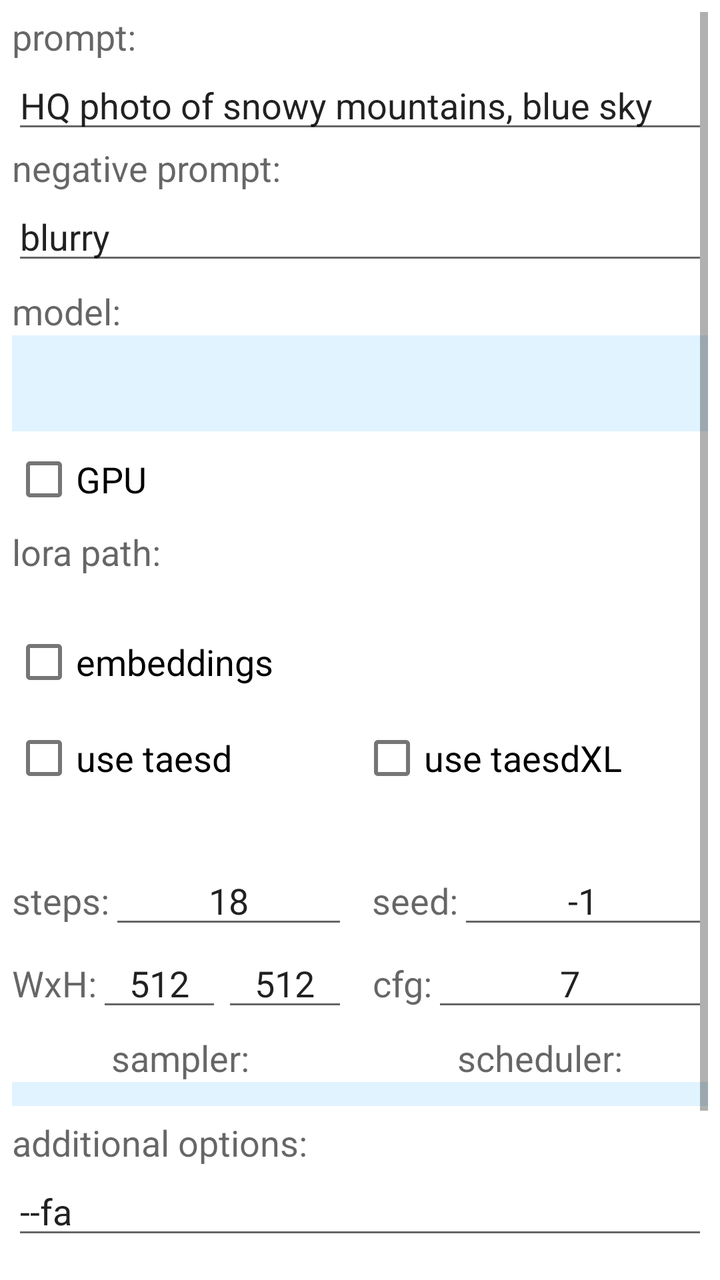
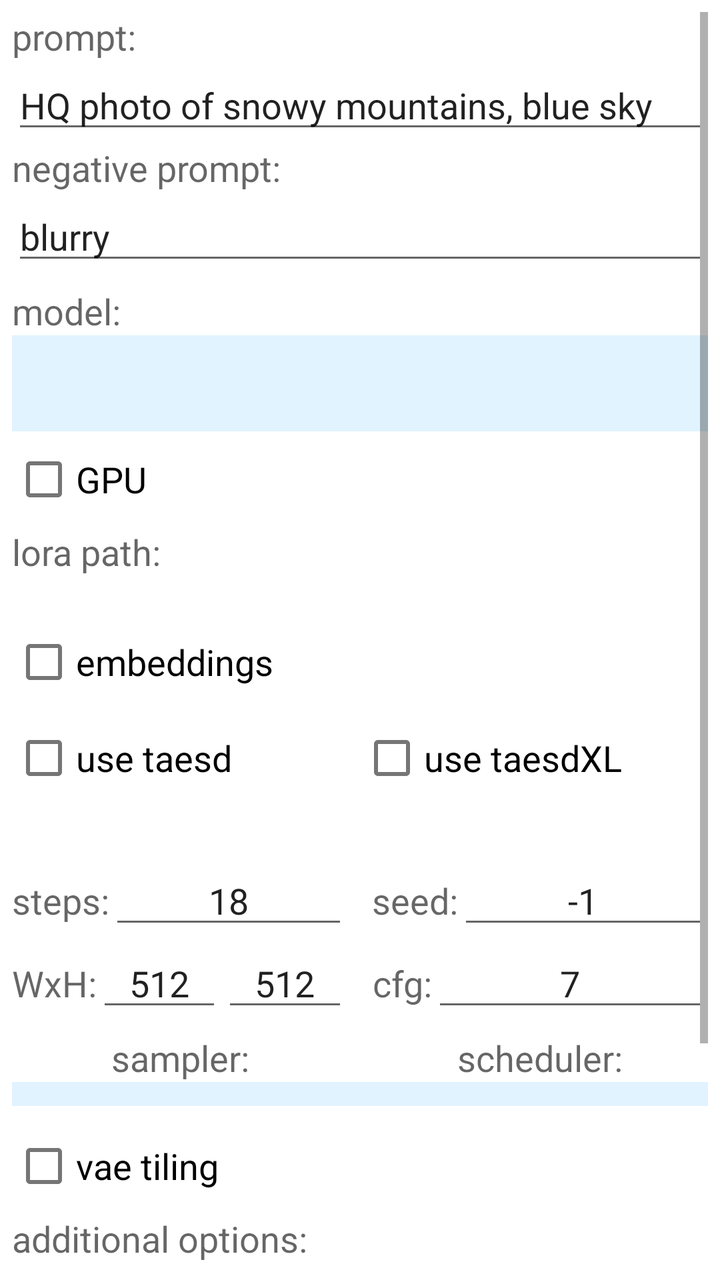

Two renders of the same Android screen: before a commit and after it. Below are the layout's source before the change and the commit's diff.
<!-- AndroidManifest.xml: application theme MyApplication -->
<!-- res/layout/activity_main.xml -->
<?xml version="1.0" encoding="utf-8"?>

<LinearLayout xmlns:android="http://schemas.android.com/apk/res/android"
    xmlns:tools="http://schemas.android.com/tools"
    android:layout_width="fill_parent"
    android:layout_height="fill_parent"
    android:orientation="horizontal">

    <ScrollView
        android:id="@+id/wrapperView"
        android:layout_width="match_parent"
        android:layout_height="match_parent"
        android:padding="6dp">

        <LinearLayout
            android:layout_width="match_parent"
            android:layout_height="wrap_content"
            android:orientation="vertical">

            <LinearLayout
                android:layout_width="match_parent"
                android:layout_height="wrap_content"
                android:layout_marginBottom="0dp"
                android:orientation="vertical">

                <TextView
                    android:id="@+id/stringpromptmsg"
                    android:layout_width="match_parent"
                    android:layout_height="wrap_content"
                    android:text="@string/field_prompt"
                    android:labelFor="@id/stringprompt"
                    android:textAppearance="?android:attr/textAppearanceMedium" />

                <EditText
                    android:id="@+id/stringprompt"
                    android:layout_width="match_parent"
                    android:layout_height="wrap_content"
                    android:inputType="textMultiLine"
                    android:labelFor="@id/stringpromptmsg"
                    android:singleLine="false"
                    android:text="@string/default_prompt"
                    tools:ignore="Autofill,TouchTargetSizeCheck" />
            </LinearLayout>

            <LinearLayout
                android:layout_width="match_parent"
                android:layout_height="wrap_content"
                android:layout_marginBottom="0dp"
                android:orientation="vertical">

                <TextView
                    android:id="@+id/stringnegpromptmsg"
                    android:layout_width="match_parent"
                    android:layout_height="wrap_content"
                    android:text="@string/field_negative"
                    android:labelFor="@id/stringnegprompt"
                    android:textAppearance="?android:attr/textAppearanceMedium" />

                <EditText
                    android:id="@+id/stringnegprompt"
                    android:layout_width="match_parent"
                    android:layout_height="wrap_content"
                    android:inputType="textMultiLine"
                    android:labelFor="@id/stringnegpromptmsg"
                    android:singleLine="false"
                    android:text="@string/default_negative"
                    tools:ignore="autofill,TouchTargetSizeCheck" />
            </LinearLayout>

            <LinearLayout
                android:layout_width="match_parent"
                android:layout_height="wrap_content"
                android:orientation="vertical">

                <TextView
                    android:layout_width="match_parent"
                    android:layout_height="wrap_content"
                    android:paddingTop="6dp"
                    android:text="@string/field_modelfile"
                    android:textAppearance="?android:attr/textAppearanceMedium" />

                <Spinner
                    android:id="@+id/model_spinner"
                    android:layout_width="match_parent"
                    android:layout_height="wrap_content"
                    android:background="@color/system_accent1_50"
                    android:minHeight="48dp"
                    tools:ignore="ExtraText,TouchTargetSizeCheck" />
            </LinearLayout>

            <CheckBox
                android:id="@+id/usegpu"
                android:layout_width="match_parent"
                android:layout_height="wrap_content"
                android:checked="false"
                android:enabled="true"
                android:text="@string/field_gpu"
                android:textAppearance="?android:attr/textAppearanceMedium" />

            <LinearLayout
                android:layout_width="match_parent"
                android:layout_height="wrap_content"
                android:orientation="vertical">

                <TextView
                    android:layout_width="match_parent"
                    android:layout_height="wrap_content"
                    android:text="@string/field_lorapath"
                    android:textAppearance="?android:attr/textAppearanceMedium" />

                <TextView
                    android:id="@+id/lorapath"
                    android:layout_width="match_parent"
                    android:layout_height="wrap_content"
                    android:textAppearance="?android:attr/textAppearanceSmall" />

                <CheckBox
                    android:id="@+id/embeddchecker"
                    android:layout_width="match_parent"
                    android:layout_height="wrap_content"
                    android:text="@string/field_embedd"
                    android:textAppearance="?android:attr/textAppearanceMedium" />

            </LinearLayout>

            <LinearLayout
                android:layout_width="match_parent"
                android:layout_height="wrap_content"
                android:layout_marginBottom="0dp"
                android:orientation="horizontal">

                <CheckBox
                    android:id="@+id/taesdchecker"
                    android:layout_width="0dp"
                    android:layout_height="wrap_content"
                    android:layout_weight="1"
                    android:text="@string/field_taesd"
                    android:textAppearance="?android:attr/textAppearanceMedium" />

                <CheckBox
                    android:id="@+id/taesdXLchecker"
                    android:layout_width="0dp"
                    android:layout_height="wrap_content"
                    android:layout_weight="1"
                    android:text="@string/field_taesdXL"
                    android:textAppearance="?android:attr/textAppearanceMedium" />
            </LinearLayout>

            <LinearLayout
                android:layout_width="match_parent"
                android:layout_height="wrap_content"
                android:layout_marginBottom="0dp"
                android:orientation="horizontal">

                <TextView
                    android:id="@+id/taesdmodel"
                    android:layout_width="0dp"
                    android:layout_height="wrap_content"
                    android:layout_weight="1"
                    android:paddingBottom="6dp"
                    android:paddingRight="6dp"
                    android:textAppearance="?android:attr/textAppearanceSmall" />

                <TextView
                    android:id="@+id/taesdXLmodel"
                    android:layout_width="0dp"
                    android:layout_height="wrap_content"
                    android:layout_weight="1"
                    android:paddingBottom="6dp"
                    android:paddingLeft="6dp"
                    android:textAppearance="?android:attr/textAppearanceSmall" />
            </LinearLayout>

            <LinearLayout
                android:layout_width="match_parent"
                android:layout_height="wrap_content"
                android:orientation="horizontal">

                <LinearLayout
                    android:layout_width="0dp"
                    android:layout_height="wrap_content"
                    android:layout_weight="1"
                    android:paddingRight="6dp"
                    android:orientation="horizontal">

                    <TextView
                        android:layout_width="wrap_content"
                        android:layout_height="wrap_content"
                        android:layout_weight="0"
                        android:text="@string/field_steps"
                        android:textAlignment="center"
                        android:textAppearance="?android:attr/textAppearanceMedium" />

                    <EditText
                        android:id="@+id/stringsteps"
                        android:layout_width="0dp"
                        android:layout_height="wrap_content"
                        android:layout_weight="1"
                        android:gravity="center"
                        android:inputType="number"
                        android:singleLine="true"
                        android:text="@string/default_steps"
                        tools:ignore="autofill,TouchTargetSizeCheck" />
                </LinearLayout>

                <LinearLayout
                    android:layout_width="0dp"
                    android:layout_height="wrap_content"
                    android:layout_weight="1"
                    android:paddingLeft="6dp"
                    android:orientation="horizontal">

                    <TextView
                        android:id="@+id/stringseedmsg"
                        android:layout_width="wrap_content"
                        android:layout_height="wrap_content"
                        android:layout_weight="0"
                        android:text="@string/field_seed"
                        android:textAlignment="gravity"
                        android:textAppearance="?android:attr/textAppearanceMedium" />

                    <EditText
                        android:id="@+id/stringseed"
                        android:layout_width="match_parent"
                        android:layout_height="wrap_content"
                        android:layout_weight="1"
                        android:gravity="center"
                        android:inputType="numberSigned"
                        android:labelFor="@id/stringseedmsg"
                        android:singleLine="true"
                        android:text="@string/default_minus1"
                        tools:ignore="autofill,TouchTargetSizeCheck" />
                </LinearLayout>
            </LinearLayout>

            <LinearLayout
                android:layout_width="match_parent"
                android:layout_height="wrap_content"
                android:orientation="horizontal">

                <LinearLayout
                    android:layout_width="0dp"
                    android:layout_height="wrap_content"
                    android:layout_weight="1"
                    android:paddingRight="6dp"
                    android:orientation="horizontal">

                    <TextView
                        android:id="@+id/stringwxhmsg"
                        android:layout_width="wrap_content"
                        android:layout_height="wrap_content"
                        android:layout_weight="0"
                        android:text="@string/field_widthXheight"
                        android:textAlignment="gravity"
                        android:textAppearance="?android:attr/textAppearanceMedium" />

                    <EditText
                        android:id="@+id/stringwidth"
                        android:layout_width="0dp"
                        android:layout_height="wrap_content"
                        android:layout_weight="1"
                        android:gravity="center"
                        android:inputType="number"
                        android:labelFor="@id/stringwxhmsg"
                        android:singleLine="true"
                        android:text="@string/default_width"
                        tools:ignore="autofill,TouchTargetSizeCheck,DuplicateSpeakableTextCheck" />

                    <EditText
                        android:id="@+id/stringheight"
                        android:layout_width="0dp"
                        android:layout_height="wrap_content"
                        android:layout_weight="1"
                        android:gravity="center"
                        android:inputType="number"
                        android:labelFor="@id/stringwxhmsg"
                        android:singleLine="true"
                        android:text="@string/default_height"
                        tools:ignore="autofill,TouchTargetSizeCheck,DuplicateSpeakableTextCheck" />
                </LinearLayout>

                <LinearLayout
                    android:layout_width="0dp"
                    android:layout_height="wrap_content"
                    android:layout_weight="1"
                    android:paddingLeft="6dp"
                    android:orientation="horizontal">

                    <TextView
                        android:id="@+id/stringcfgmsg"
                        android:layout_width="wrap_content"
                        android:layout_height="wrap_content"
                        android:layout_weight="0"
                        android:text="@string/field_cfgs"
                        android:textAlignment="center"
                        android:textAppearance="?android:attr/textAppearanceMedium" />

                    <EditText
                        android:id="@+id/stringcfgscale"
                        android:layout_width="match_parent"
                        android:layout_height="wrap_content"
                        android:layout_weight="1"
                        android:gravity="center"
                        android:inputType="numberDecimal"
                        android:labelFor="@id/stringcfgmsg"
                        android:singleLine="true"
                        android:text="@string/default_cfg"
                        tools:ignore="autofill,TouchTargetSizeCheck" />
                </LinearLayout>
            </LinearLayout>

            <LinearLayout
                android:orientation="horizontal"
                android:layout_width="match_parent"
                android:paddingTop="6dp"
                android:layout_height="wrap_content">

                <TextView
                    android:id="@+id/samplermsg"
                    android:layout_width="0dp"
                    android:layout_height="wrap_content"
                    android:layout_weight="1"
                    android:text="@string/sampler"
                    android:textAlignment="center"
                    android:paddingRight="6dp"
                    android:textAppearance="?android:attr/textAppearanceMedium" />

                <TextView
                    android:id="@+id/schedulermsg"
                    android:layout_width="0dp"
                    android:layout_height="wrap_content"
                    android:layout_weight="1"
                    android:text="@string/scheduler"
                    android:textAlignment="center"
                    android:paddingLeft="6dp"
                    android:textAppearance="?android:attr/textAppearanceMedium" />
            </LinearLayout>

            <LinearLayout
                android:orientation="horizontal"
                android:layout_width="match_parent"
                android:paddingBottom="6dp"
                android:layout_height="wrap_content">

                <Spinner
                    android:id="@+id/sampler_spinner"
                    android:layout_width="0dp"
                    android:layout_height="wrap_content"
                    android:layout_weight="1"
                    android:background="@color/system_accent1_50"
                    android:paddingRight="6dp"
                    android:padding="6dp" />

                <Spinner
                    android:id="@+id/scheduler_spinner"
                    android:layout_width="0dp"
                    android:layout_height="wrap_content"
                    android:layout_weight="1"
                    android:background="@color/system_accent1_50"
                    android:paddingLeft="6dp"
                    android:padding="6dp" />
            </LinearLayout>

            <LinearLayout
                android:layout_width="match_parent"
                android:layout_height="wrap_content"
                android:layout_marginBottom="6dp"
                android:orientation="vertical">

                <TextView
                    android:id="@+id/stringoptmsg"
                    android:layout_width="match_parent"
                    android:layout_height="wrap_content"
                    android:text="@string/field_options"
                    android:labelFor="@id/stringprompt"
                    android:textAppearance="?android:attr/textAppearanceMedium" />

                <EditText
                    android:id="@+id/stringopt"
                    android:layout_width="match_parent"
                    android:layout_height="wrap_content"
                    android:inputType="textMultiLine"
                    android:labelFor="@id/stringpromptmsg"
                    android:singleLine="false"
                    android:text="@string/options"
                    tools:ignore="Autofill,TouchTargetSizeCheck" />
            </LinearLayout>

            <Button
                android:id="@+id/submitButton"
                android:layout_width="match_parent"
                android:layout_height="wrap_content"
                android:text="@string/submit"
                android:layout_marginTop="5dp"
                android:layout_marginBottom="0dp"
                android:layout_marginHorizontal="15dp" />

            <LinearLayout
                android:layout_width="match_parent"
                android:layout_height="wrap_content"
                android:orientation="horizontal"
                android:layout_marginTop="0dp"
                android:layout_marginHorizontal="15dp">

                <CheckBox
                    android:id="@+id/writecmdchecker"
                    android:layout_width="0dp"
                    android:layout_height="wrap_content"
                    android:layout_weight="1"
                    android:text="@string/write_cmdline"
                    android:textAppearance="?android:attr/textAppearanceMedium" />

                <CheckBox
                    android:id="@+id/writelogchecker"
                    android:layout_width="0dp"
                    android:layout_height="wrap_content"
                    android:layout_weight="1"
                    android:text="@string/write_log"
                    android:textAppearance="?android:attr/textAppearanceMedium" />
            </LinearLayout>
        </LinearLayout>
    </ScrollView>
    <FrameLayout
        android:layout_width="match_parent"
        android:layout_height="match_parent">

        <ListView
            android:id="@+id/sdLogView"
            android:layout_width="match_parent"
            android:layout_height="match_parent"
            android:background="@color/black"
            android:dividerHeight="0px"
            android:gravity="bottom"
            android:padding="6dp"
            android:scrollbars="vertical" />

        <ImageView
            android:id="@+id/outputImageView"
            android:layout_width="match_parent"
            android:layout_height="match_parent"
            android:background="@android:color/black"
            android:contentDescription="@string/app_name"
            android:scaleType="fitCenter"
            android:visibility="invisible" />

        <Button
            android:id="@+id/closeButton"
            android:layout_width="60dp"
            android:layout_height="wrap_content"
            android:layout_gravity="end"
            android:autoSizeTextType="uniform"
            android:text="@string/close"
            tools:ignore="UnusedAttribute" />

        <View
            android:id="@+id/coverView"
            android:layout_width="match_parent"
            android:layout_height="match_parent"
            android:background="@color/black"
            android:alpha="0.0"
            android:clickable="false"
            android:focusable="false"
            android:visibility="gone" />
    </FrameLayout>

</LinearLayout>
<!-- resources referenced by this layout -->
<resources>
  <color name="black">#FF000000</color>
  <color name="system_accent1_50">#FFEEF0FF</color>
  <string name="app_name">SD.cpp</string>
  <string name="close">X</string>
  <string name="default_cfg">7</string>
  <string name="default_height">512</string>
  <string name="default_minus1">-1</string>
  <string name="default_negative">blurry</string>
  <string name="default_prompt">HQ photo of snowy mountains, blue sky</string>
  <string name="default_steps">18</string>
  <string name="default_width">512</string>
  <string name="field_cfgs">cfg:</string>
  <string name="field_embedd">embeddings</string>
  <string name="field_gpu">"GPU</string>
  <string name="field_lorapath">lora path:</string>
  <string name="field_modelfile">model:</string>
  <string name="field_negative">negative prompt:</string>
  <string name="field_options">additional options:</string>
  <string name="field_prompt">prompt:</string>
  <string name="field_seed">seed:</string>
  <string name="field_steps">steps:</string>
  <string name="field_taesd">"use taesd</string>
  <string name="field_taesdXL">use taesdXL</string>
  <string name="field_widthXheight">WxH:</string>
  <string name="options" translatable="false">--fa</string>
  <string name="sampler">sampler:</string>
  <string name="scheduler">scheduler:</string>
  <string name="submit">submit</string>
  <string name="write_cmdline">write cmdline</string>
  <string name="write_log">write log</string>
  <style name="MyApplication" parent="Theme.MaterialComponents.DayNight.DarkActionBar">
          <item name="colorPrimary">@color/purple_500</item>
          <item name="colorPrimaryVariant">@color/purple_700</item>
          <item name="colorOnPrimary">@color/white</item>
          <item name="colorSecondary">@color/teal_200</item>
          <item name="colorSecondaryVariant">@color/teal_700</item>
          <item name="colorOnSecondary">@color/white</item>
      </style>
  <color name="purple_500">#FF6200EE</color>
  <color name="purple_700">#FF3700B3</color>
  <color name="white">#FFFFFFFF</color>
  <color name="teal_200">#FF03DAC5</color>
  <color name="teal_700">#FF018786</color>
</resources>

<!-- the commit's change to res/layout/activity_main.xml (unified diff, before → after) -->
@@ -359,6 +359,23 @@
                     android:background="@color/system_accent1_50"
                     android:paddingLeft="6dp"
                     android:padding="6dp" />
+            </LinearLayout>
+
+            <LinearLayout
+                android:layout_width="match_parent"
+                android:layout_height="wrap_content"
+                android:orientation="horizontal">
+
+                <CheckBox
+                    android:id="@+id/vaetiling"
+                    android:layout_width="0dp"
+                    android:layout_height="wrap_content"
+                    android:layout_weight="1"
+                    android:text="@string/vae_tiling"
+                    android:textAppearance="?android:attr/textAppearanceMedium" />
+
+                
+
             </LinearLayout>
 
             <LinearLayout
<!-- resource entries referenced after the edit -->
@@ -28,6 +28,7 @@
   <string name="sampler">sampler:</string>
   <string name="scheduler">scheduler:</string>
   <string name="submit">submit</string>
+  <string name="vae_tiling">vae tiling</string>
   <string name="write_cmdline">write cmdline</string>
   <string name="write_log">write log</string>
   <style name="MyApplication" parent="Theme.MaterialComponents.DayNight.DarkActionBar">
